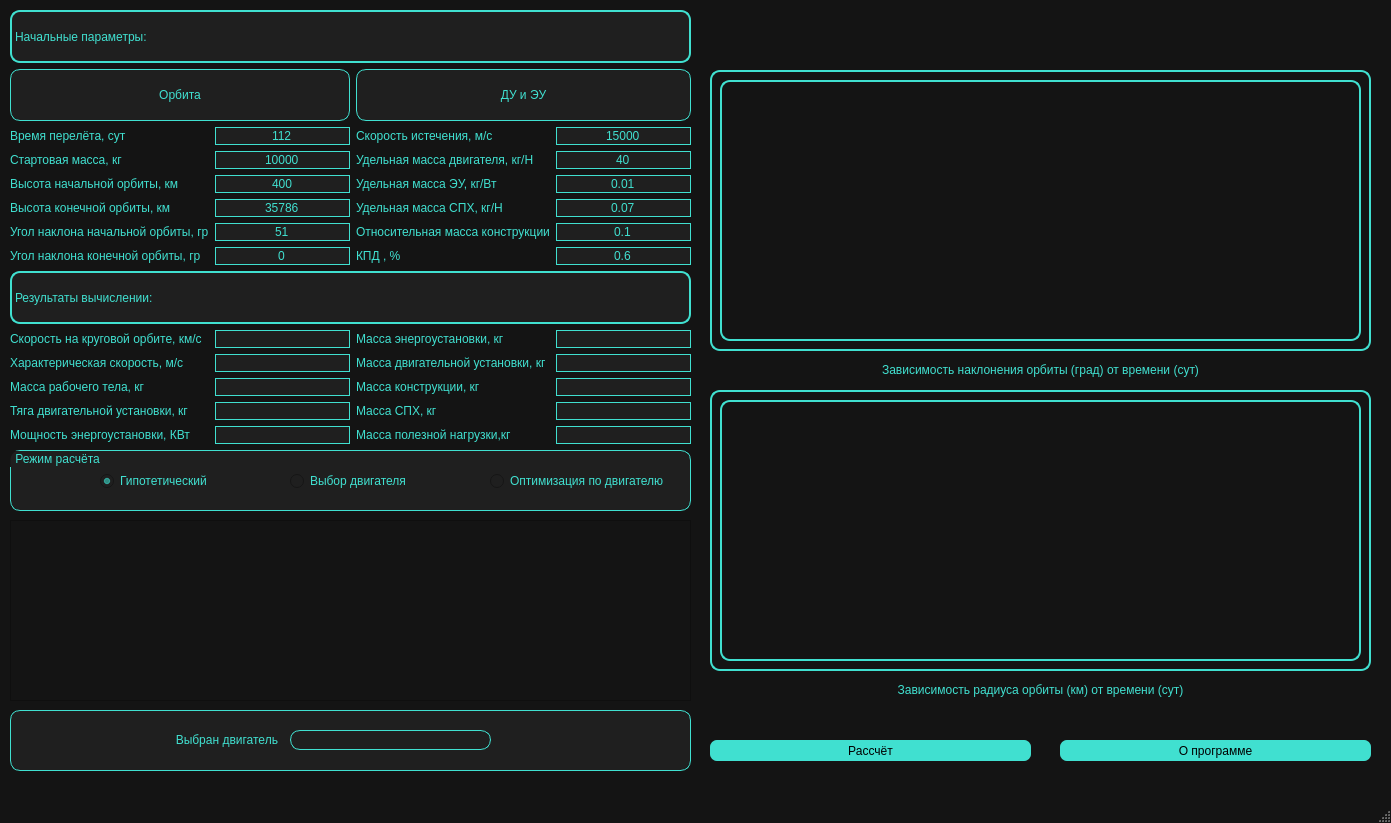
razbiralochka/ProjectAndromeda, file Source/mainwindow.ui: the form before one commit.
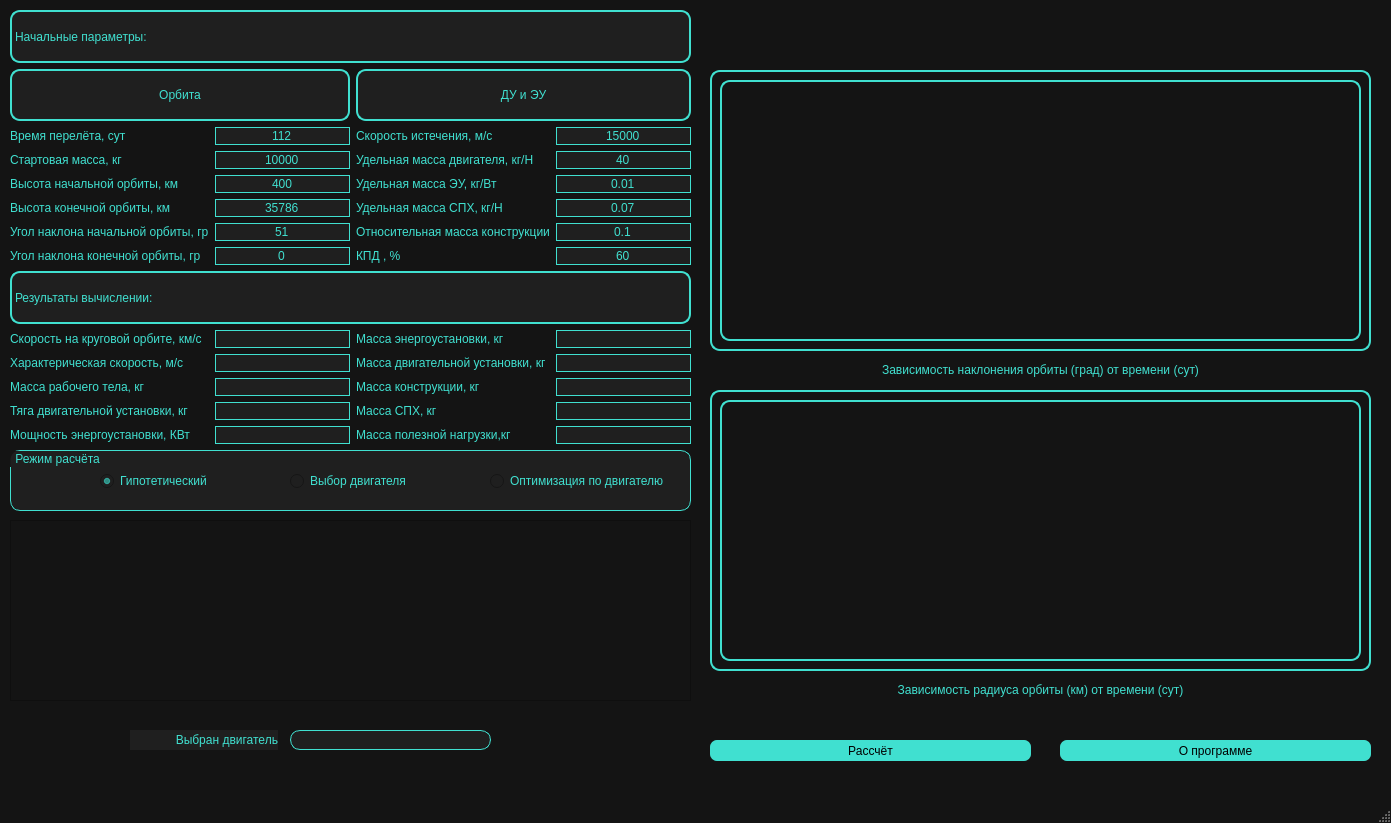
The form after the commit. Icons and pictures are not drawn. Custom widgets are drawn as their Qt base class.

What changed in the file:
```diff
--- a/Source/mainwindow.ui
+++ b/Source/mainwindow.ui
@@ -190,7 +190,7 @@
      <item row="7" column="3">
       <widget class="QLineEdit" name="lineEdit_3">
        <property name="text">
-        <string>0.6</string>
+        <string>60</string>
        </property>
        <property name="alignment">
         <set>Qt::AlignCenter</set>
@@ -431,9 +431,9 @@
       <widget class="QLabel" name="label_28">
        <property name="styleSheet">
         <string notr="true">border-radius: 10px;
-border: 1px solid turquoise;
+border: 2px solid turquoise;
 color: turquoise;
-background-color: rgb(31, 31, 31);</string>
+background-color: rgb(31, 31, 31); </string>
        </property>
        <property name="text">
         <string>Орбита</string>
@@ -466,9 +466,9 @@
        </property>
        <property name="styleSheet">
         <string notr="true">border-radius: 10px;
-border: 1px solid turquoise;
+border: 2px solid turquoise;
 color: turquoise;
-background-color: rgb(31, 31, 31);</string>
+background-color: rgb(31, 31, 31); </string>
        </property>
        <property name="text">
         <string>ДУ и ЭУ</string>
@@ -638,10 +638,10 @@
      </rect>
     </property>
     <property name="styleSheet">
-     <string notr="true">border-radius: 10px;
-border: 1px solid turquoise;
+     <string notr="true">/*border-radius: 10px;
+border: 2px solid turquoise;
 color: turquoise;
-background-color: rgb(31, 31, 31);</string>
+background-color: rgb(31, 31, 31); */</string>
     </property>
     <property name="text">
      <string/>
```
Left out of the diff: 14 changed lines with no effect on the pictures.
